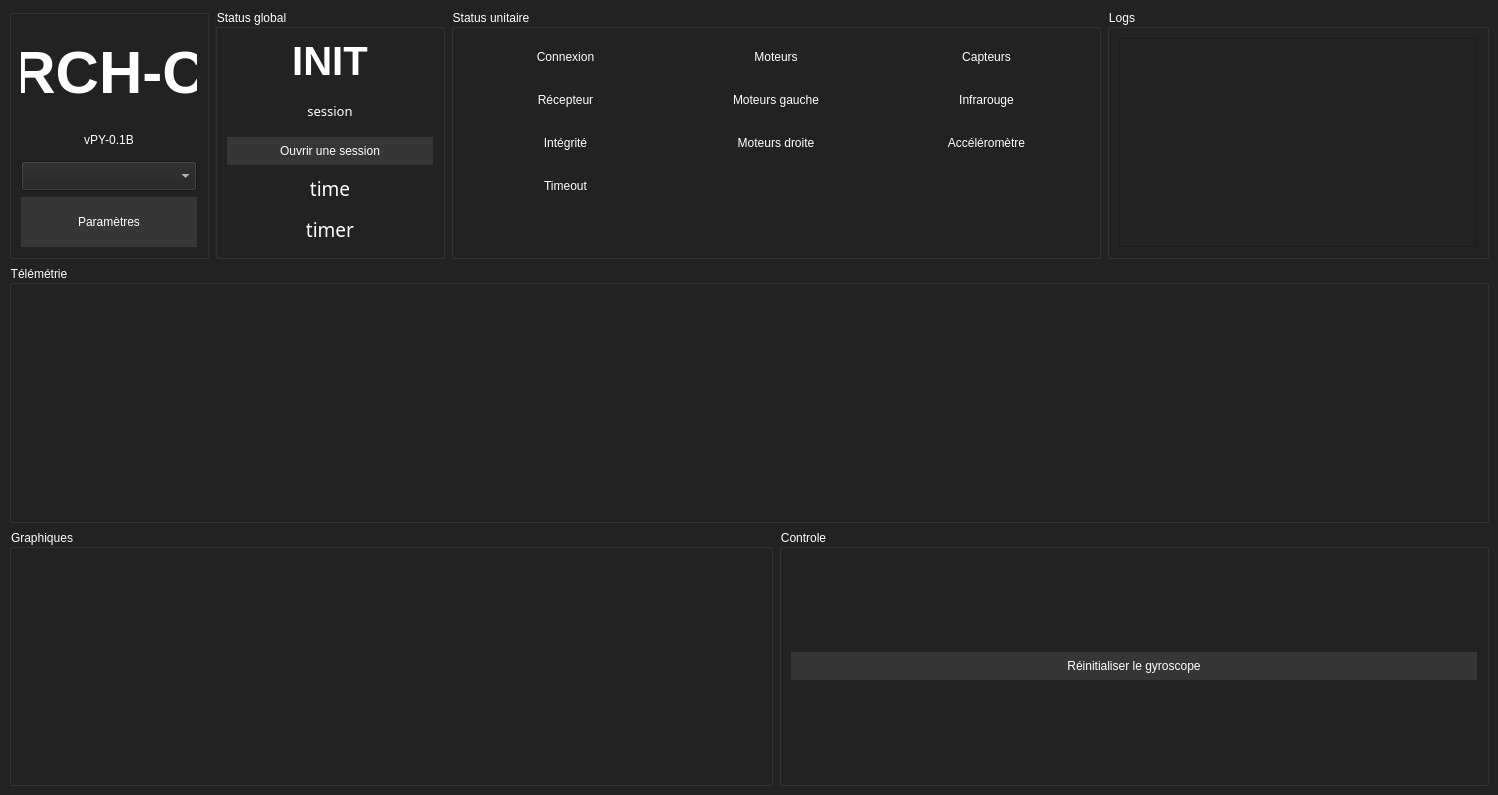
First picture: the form in rchc.ui, repository CesiSpaceCenter/pyRCHC, before the edit.
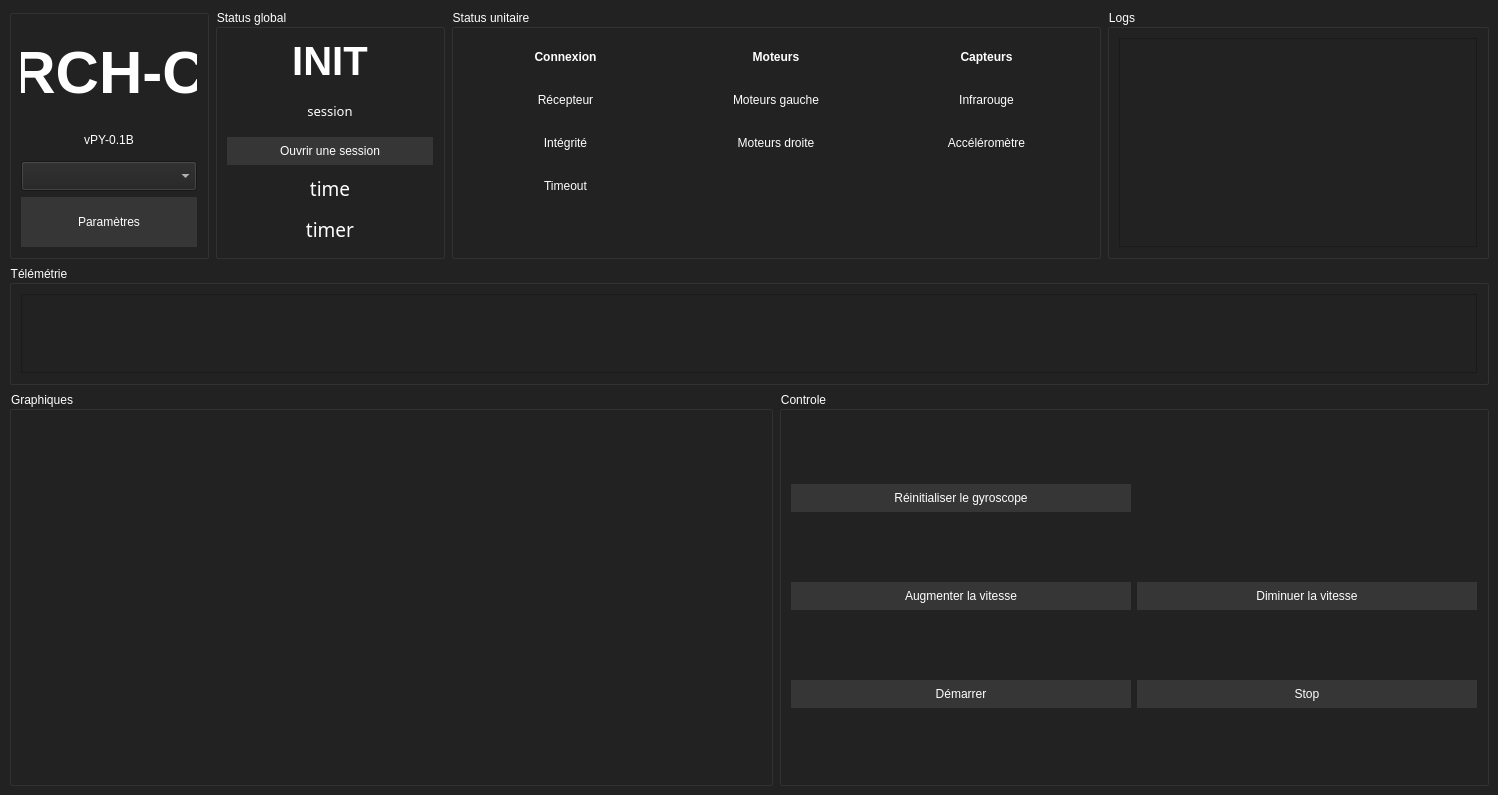
Second picture: the form after the edit. Custom widgets are drawn as their Qt base class.

Commit message: ajout du système de "status" & timeout pour les données reçues

What changed in the file:
```diff
--- a/rchc.ui
+++ b/rchc.ui
@@ -85,6 +85,12 @@
         <layout class="QVBoxLayout" name="verticalLayout_6">
          <item>
           <widget class="QLabel" name="statusLabel_connexion">
+           <property name="font">
+            <font>
+             <weight>75</weight>
+             <bold>true</bold>
+            </font>
+           </property>
            <property name="text">
             <string>Connexion</string>
            </property>
@@ -136,6 +142,12 @@
         <layout class="QVBoxLayout" name="verticalLayout_5">
          <item>
           <widget class="QLabel" name="statusLabel_motors">
+           <property name="font">
+            <font>
+             <weight>75</weight>
+             <bold>true</bold>
+            </font>
+           </property>
            <property name="text">
             <string>Moteurs</string>
            </property>
@@ -184,6 +196,12 @@
         <layout class="QVBoxLayout" name="verticalLayout_4">
          <item>
           <widget class="QLabel" name="statusLabel_sensors">
+           <property name="font">
+            <font>
+             <weight>75</weight>
+             <bold>true</bold>
+            </font>
+           </property>
            <property name="text">
             <string>Capteurs</string>
            </property>
@@ -477,10 +495,38 @@
     </item>
     <item row="1" column="0" colspan="5">
      <widget class="QGroupBox" name="telemetryBox">
+      <property name="maximumSize">
+       <size>
+        <width>16777215</width>
+        <height>120</height>
+       </size>
+      </property>
       <property name="title">
        <string>Télémétrie</string>
       </property>
-      <layout class="QGridLayout" name="gridLayout_4"/>
+      <layout class="QGridLayout" name="gridLayout_4">
+       <item row="0" column="0">
+        <widget class="QPlainTextEdit" name="telemetryTextEdit">
+         <property name="maximumSize">
+          <size>
+           <width>16777215</width>
+           <height>100</height>
+          </size>
+         </property>
+         <property name="font">
+          <font>
+           <family>Ubuntu Mono</family>
+          </font>
+         </property>
+         <property name="readOnly">
+          <bool>true</bool>
+         </property>
+         <property name="textInteractionFlags">
+          <set>Qt::TextSelectableByKeyboard|Qt::TextSelectableByMouse</set>
+         </property>
+        </widget>
+       </item>
+      </layout>
      </widget>
     </item>
     <item row="2" column="0" colspan="3">
@@ -496,7 +542,7 @@
       </property>
       <layout class="QGridLayout" name="gridLayout_3">
        <item row="0" column="1">
-        <widget class="PlotWidget" name="widget" native="true"/>
+        <widget class="PlotWidget" name="motorGraph" native="true"/>
        </item>
        <item row="0" column="0">
         <widget class="PlotWidget" name="tempGraph" native="true"/>
@@ -523,6 +569,34 @@
          </property>
         </widget>
        </item>
+       <item row="1" column="0">
+        <widget class="QPushButton" name="incSpeedButton">
+         <property name="text">
+          <string>Augmenter la vitesse</string>
+         </property>
+        </widget>
+       </item>
+       <item row="1" column="1">
+        <widget class="QPushButton" name="decSpeedButton">
+         <property name="text">
+          <string>Diminuer la vitesse</string>
+         </property>
+        </widget>
+       </item>
+       <item row="2" column="0">
+        <widget class="QPushButton" name="startButton">
+         <property name="text">
+          <string>Démarrer</string>
+         </property>
+        </widget>
+       </item>
+       <item row="2" column="1">
+        <widget class="QPushButton" name="stopButton">
+         <property name="text">
+          <string>Stop</string>
+         </property>
+        </widget>
+       </item>
       </layout>
      </widget>
     </item>
```
The commit also changes 2 other files.
